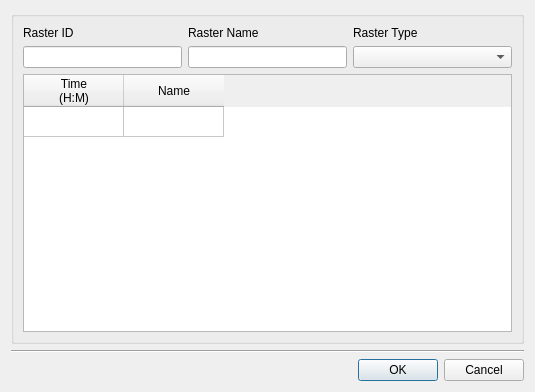
Old version of the form core/ui/toolbars/main/nonvisual_raster.ui in the repository ibergis/ibergis_qgis_plugin.
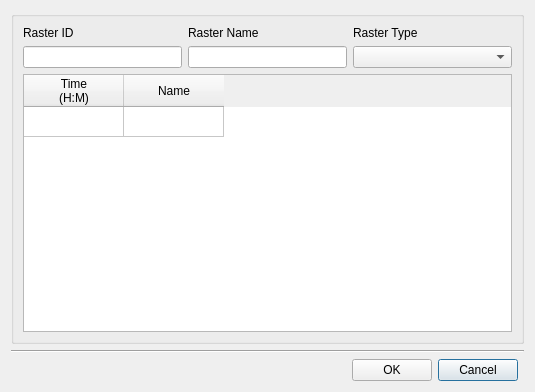
New version of the form.

Commit message: feat(dialogs): add help button

Patch:
```diff
--- a/core/ui/toolbars/main/nonvisual_raster.ui
+++ b/core/ui/toolbars/main/nonvisual_raster.ui
@@ -14,47 +14,6 @@
    <string>Curve Editor</string>
   </property>
   <layout class="QGridLayout" name="verticalLayout_4">
-   <item row="2" column="0" colspan="2">
-    <layout class="QHBoxLayout" name="horizontalLayout">
-     <property name="sizeConstraint">
-      <enum>QLayout::SetDefaultConstraint</enum>
-     </property>
-     <item>
-      <spacer name="horizontalSpacer">
-       <property name="orientation">
-        <enum>Qt::Horizontal</enum>
-       </property>
-       <property name="sizeHint" stdset="0">
-        <size>
-         <width>40</width>
-         <height>20</height>
-        </size>
-       </property>
-      </spacer>
-     </item>
-     <item>
-      <widget class="QPushButton" name="btn_accept">
-       <property name="text">
-        <string>OK</string>
-       </property>
-      </widget>
-     </item>
-     <item>
-      <widget class="QPushButton" name="btn_cancel">
-       <property name="text">
-        <string>Cancel</string>
-       </property>
-      </widget>
-     </item>
-    </layout>
-   </item>
-   <item row="1" column="0" colspan="2">
-    <widget class="Line" name="line">
-     <property name="orientation">
-      <enum>Qt::Horizontal</enum>
-     </property>
-    </widget>
-   </item>
    <item row="0" column="0" colspan="2">
     <widget class="QGroupBox" name="groupBox">
      <property name="sizePolicy">
@@ -165,6 +124,44 @@
      </layout>
     </widget>
    </item>
+   <item row="1" column="0" colspan="2">
+    <widget class="Line" name="line">
+     <property name="orientation">
+      <enum>Qt::Horizontal</enum>
+     </property>
+    </widget>
+   </item>
+   <item row="2" column="0">
+    <layout class="QGridLayout" name="lyt_buttons">
+     <item row="1" column="2">
+      <widget class="QPushButton" name="btn_cancel">
+       <property name="text">
+        <string>Cancel</string>
+       </property>
+      </widget>
+     </item>
+     <item row="1" column="0">
+      <spacer name="horizontalSpacer">
+       <property name="orientation">
+        <enum>Qt::Horizontal</enum>
+       </property>
+       <property name="sizeHint" stdset="0">
+        <size>
+         <width>40</width>
+         <height>20</height>
+        </size>
+       </property>
+      </spacer>
+     </item>
+     <item row="1" column="1">
+      <widget class="QPushButton" name="btn_accept">
+       <property name="text">
+        <string>OK</string>
+       </property>
+      </widget>
+     </item>
+    </layout>
+   </item>
   </layout>
  </widget>
  <resources/>
```
The commit also changes 23 other files.
